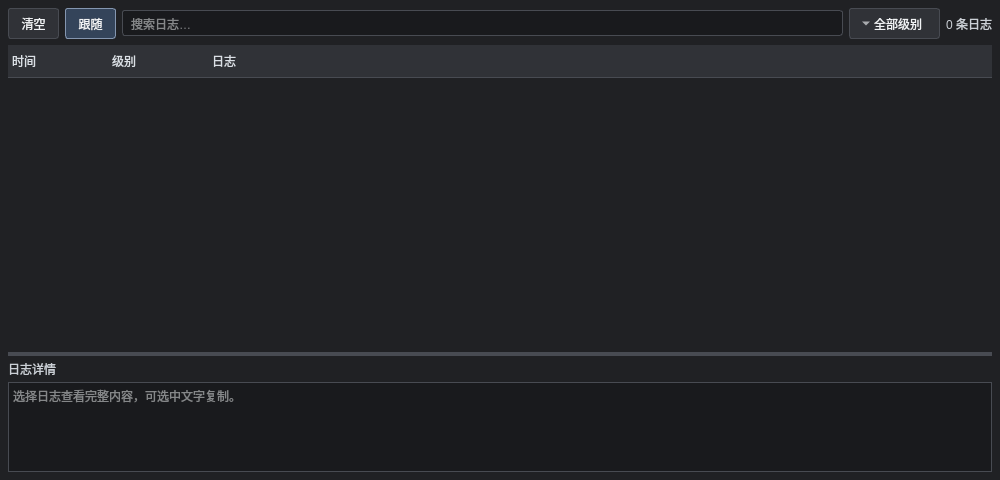
First picture: the form in GameSprout/View/ConsoleUI/ConsoleUI.ui, repository Heroinaddicts/G-Foundation, before the edit.
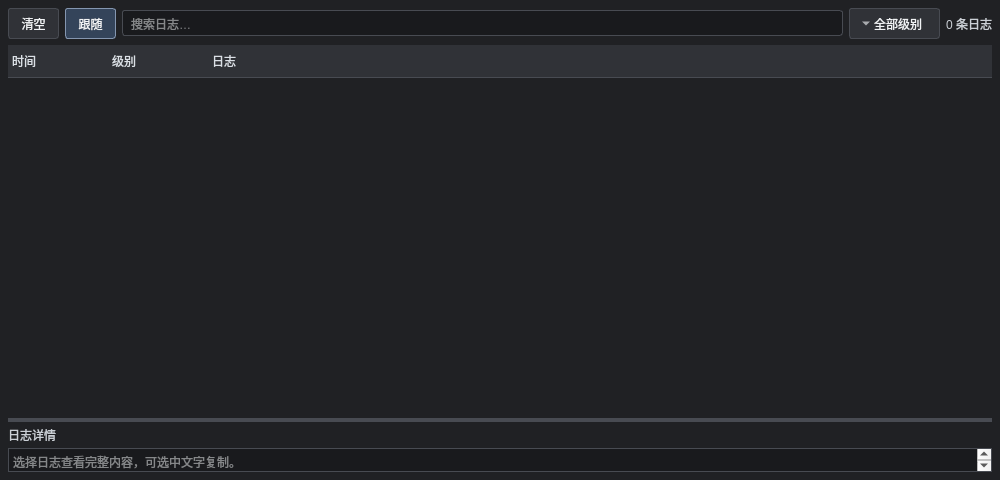
Second picture: the form after the edit.

The edit to the form file:
```diff
--- a/GameSprout/View/ConsoleUI/ConsoleUI.ui
+++ b/GameSprout/View/ConsoleUI/ConsoleUI.ui
@@ -3,7 +3,7 @@
  <class>ConsoleUIWindow</class>
  <widget class="QMainWindow" name="ConsoleUIWindow">
   <property name="geometry"><rect><x>0</x><y>0</y><width>1000</width><height>480</height></rect></property>
-  <property name="minimumSize"><size><width>360</width><height>180</height></size></property>
+  <property name="minimumSize"><size><width>360</width><height>0</height></size></property>
   <property name="windowTitle"><string>Console</string></property>
   <property name="font"><font><pointsize>11</pointsize></font></property>
   <property name="maximumLogEntries" stdset="0"><number>5000</number></property>
@@ -43,7 +43,7 @@
 QSplitter::handle { background-color: #484b52; }</string>
   </property>
   <widget class="QWidget" name="consoleContent">
-   <layout class="QVBoxLayout" name="consoleLayout">
+   <layout class="QVBoxLayout" name="consoleLayout" stretch="0,1">
     <property name="spacing"><number>6</number></property>
     <property name="leftMargin"><number>8</number></property>
     <property name="topMargin"><number>8</number></property>
@@ -69,10 +69,10 @@
      <widget class="QSplitter" name="consoleSplitter">
       <property name="orientation"><enum>Qt::Vertical</enum></property>
       <property name="handleWidth"><number>4</number></property>
-      <property name="childrenCollapsible"><bool>false</bool></property>
+      <property name="childrenCollapsible"><bool>true</bool></property>
       <widget class="QTreeWidget" name="logList">
-       <property name="sizePolicy"><sizepolicy hsizetype="Expanding" vsizetype="Expanding"><horstretch>0</horstretch><verstretch>3</verstretch></sizepolicy></property>
-       <property name="minimumSize"><size><width>0</width><height>60</height></size></property>
+       <property name="sizePolicy"><sizepolicy hsizetype="Expanding" vsizetype="Ignored"><horstretch>0</horstretch><verstretch>3</verstretch></sizepolicy></property>
+       <property name="minimumSize"><size><width>0</width><height>48</height></size></property>
        <property name="alternatingRowColors"><bool>true</bool></property>
        <property name="editTriggers"><set>QAbstractItemView::NoEditTriggers</set></property>
        <property name="selectionMode"><enum>QAbstractItemView::SingleSelection</enum></property>
@@ -89,7 +89,7 @@
       </widget>
       <widget class="QWidget" name="detailPanel">
        <property name="sizePolicy"><sizepolicy hsizetype="Expanding" vsizetype="Expanding"><horstretch>0</horstretch><verstretch>1</verstretch></sizepolicy></property>
-       <layout class="QVBoxLayout" name="detailLayout">
+       <layout class="QVBoxLayout" name="detailLayout" stretch="0,1">
         <property name="spacing"><number>4</number></property>
         <property name="leftMargin"><number>0</number></property>
         <property name="topMargin"><number>4</number></property>
@@ -109,7 +109,7 @@
           </widget></item>
          </layout>
         </item>
-        <item><widget class="QPlainTextEdit" name="detailText"><property name="readOnly"><bool>true</bool></property><property name="placeholderText"><string>选择日志查看完整内容，可选中文字复制。</string></property><property name="tabChangesFocus"><bool>true</bool></property></widget></item>
+        <item><widget class="QPlainTextEdit" name="detailText"><property name="sizePolicy"><sizepolicy hsizetype="Expanding" vsizetype="Ignored"><horstretch>0</horstretch><verstretch>1</verstretch></sizepolicy></property><property name="minimumSize"><size><width>0</width><height>24</height></size></property><property name="readOnly"><bool>true</bool></property><property name="placeholderText"><string>选择日志查看完整内容，可选中文字复制。</string></property><property name="tabChangesFocus"><bool>true</bool></property></widget></item>
        </layout>
       </widget>
      </widget>
```
